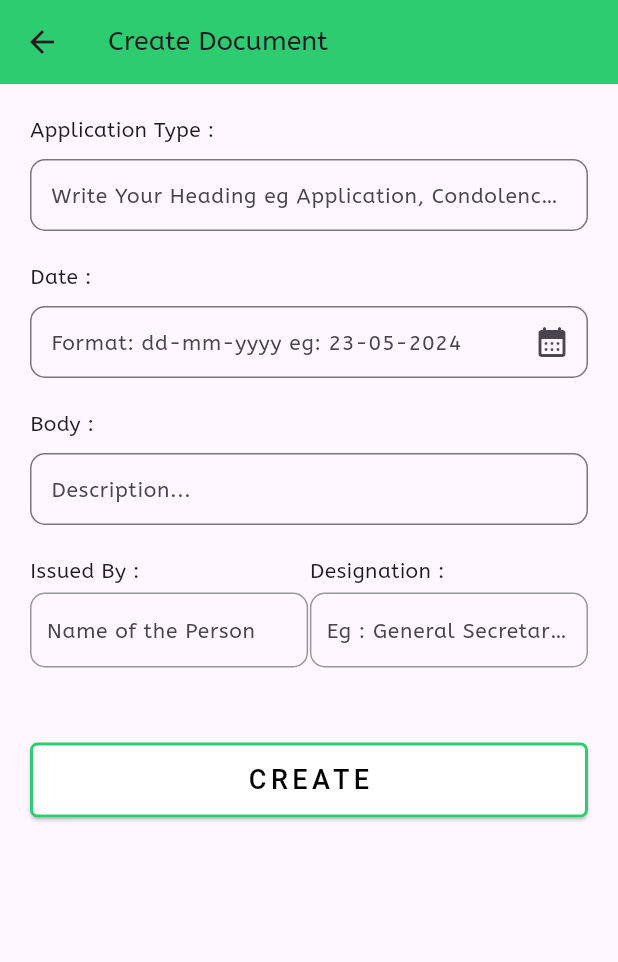
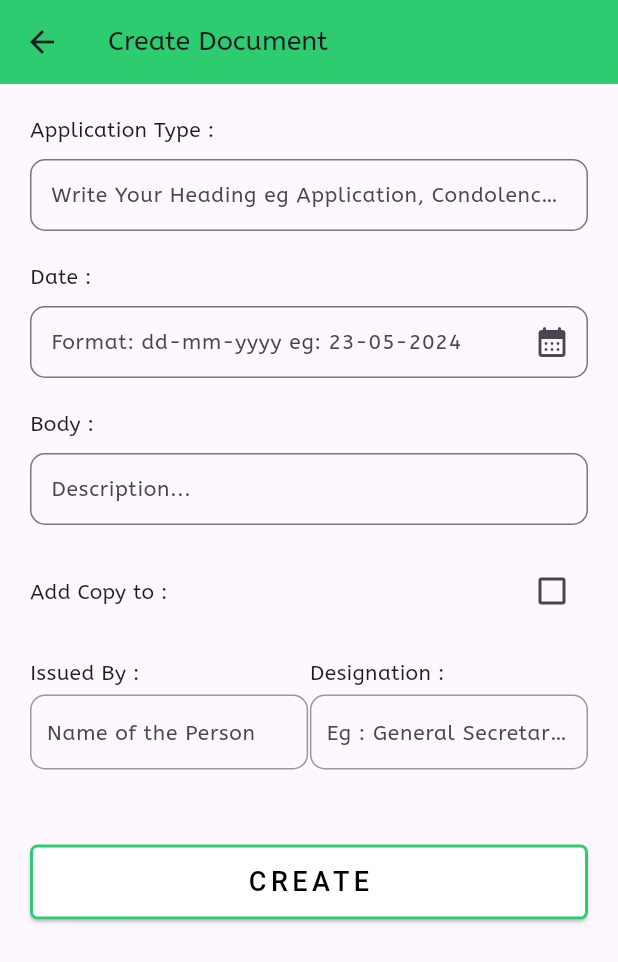
Before and after one commit to rohitrai003/mks_app, a Flutter app: the CreateDocScreen screen opened directly, after a tap on "CREATE", on a phone screen of 412 x 824 dp. Shown: the top 962 px of the screen. Run offline on Flutter 3.47's test engine with Material 3 defaults, Android fonts, the phone set to English and light mode, and no system bars; our stand-ins replace open_file, pdf.

Commit message:
changed the minsdk and also add copyto feature

```diff
--- a/lib/src/view/createDocScreen.dart
+++ b/lib/src/view/createDocScreen.dart
@@ -5,25 +5,46 @@ import 'package:mks_app/src/controller/createPdf.dart';
 import 'package:mks_app/src/widgets/customTextInput.dart';
 
 // ignore: must_be_immutable
-class CreateDocScreen extends StatelessWidget {
+class CreateDocScreen extends StatefulWidget {
   final String? t;
+  final bool customTitle;
   final String appbartitle;
-  CreateDocScreen({super.key, required this.t, required this.appbartitle});
+  CreateDocScreen(
+      {super.key,
+      required this.t,
+      required this.appbartitle,
+      required this.customTitle});
 
-  late TextEditingController title;
+  @override
+  State<CreateDocScreen> createState() => _CreateDocScreenState();
+}
+
+class _CreateDocScreenState extends State<CreateDocScreen> {
+  TextEditingController title = TextEditingController();
   TextEditingController date = TextEditingController();
   TextEditingController body = TextEditingController();
+  TextEditingController copyTo = TextEditingController();
   TextEditingController issuedPersonName = TextEditingController();
   TextEditingController issuedPersonDesignation = TextEditingController();
 
+  bool addCopyTo = false;
+  List<Widget> items = [
+    CustomTextInput(
+        hintText: "Eg: President MKS for kind version",
+        title: "",
+        controller: TextEditingController(),
+        isDate: false,
+        isBody: true,
+        textInputType: TextInputType.text),
+  ];
+
   @override
   Widget build(BuildContext context) {
-    title = TextEditingController(text: t);
     return Scaffold(
       appBar: AppBar(
         backgroundColor: green,
         title: Text(
-          appbartitle,
+          widget.appbartitle,
           style: primaryStyle,
         ),
       ),
@@ -36,7 +57,7 @@ class CreateDocScreen extends StatelessWidget {
           child: Column(
             crossAxisAlignment: CrossAxisAlignment.start,
             children: [
-              title.text.isEmpty
+              widget.customTitle == true
                   ? CustomTextInput(
                       hintText:
                           "Write Your Heading eg Application, Condolence,etc",
@@ -62,6 +83,26 @@ class CreateDocScreen extends StatelessWidget {
                 textInputType: TextInputType.multiline,
                 isDate: false,
                 isBody: true,
+              ),
+              Row(
+                mainAxisAlignment: MainAxisAlignment.spaceBetween,
+                children: [
+                  Text(
+                    "Add Copy to : ",
+                    style: secondaryStyle,
+                  ),
+                  Checkbox(
+                    value: addCopyTo,
+                    onChanged: (value) {
+                      setState(() {
+                        addCopyTo = !addCopyTo;
+                      });
+                    },
+                  ),
+                ],
+              ),
+              const SizedBox(
+                height: 20,
               ),
               Row(
                 mainAxisAlignment: MainAxisAlignment.spaceBetween,
@@ -130,12 +171,21 @@ class CreateDocScreen extends StatelessWidget {
               Center(
                   child: ElevatedButton(
                       onPressed: () {
-                        createPDF(
-                            title.text,
-                            date.text,
-                            body.text,
-                            issuedPersonName.text,
-                            issuedPersonDesignation.text);
+                        widget.customTitle == true
+                            ? createPDF(
+                                title.text,
+                                date.text,
+                                body.text,
+                                issuedPersonName.text,
+                                issuedPersonDesignation.text,
+                                addCopyTo)
+                            : createPDF(
+                                widget.appbartitle,
+                                date.text,
+                                body.text,
+                                issuedPersonName.text,
+                                issuedPersonDesignation.text,
+                                addCopyTo);
                       },
                       style: ElevatedButton.styleFrom(
                           fixedSize:
--- a/lib/src/view/homeScreen.dart
+++ b/lib/src/view/homeScreen.dart
@@ -172,6 +172,7 @@ class _HomeScreenState extends State<HomeScreen> {
                   builder: (context) => CreateDocScreen(
                     appbartitle: "Create Document",
                     t: null,
+                    customTitle: true,
                   ),
                 ));
           },
--- a/lib/src/widgets/customOptionButton.dart
+++ b/lib/src/widgets/customOptionButton.dart
@@ -11,6 +11,7 @@ customOptionButton(String icon, String title, BuildContext context) {
             builder: (context) => CreateDocScreen(
               appbartitle: title,
               t: title,
+              customTitle: false,
             ),
           ));
     },
--- a/lib/src/widgets/customTextInput.dart
+++ b/lib/src/widgets/customTextInput.dart
@@ -53,6 +53,7 @@ class _CustomTextInputState extends State<CustomTextInput> {
           maxLines: widget.isBody == false ? 1 : 8,
           controller: widget.controller,
           keyboardType: widget.textInputType,
+          style: secondaryStyle,
           // textInputAction: widget.isBody == false
           //     ? TextInputAction.done
           //     : TextInputAction.newline,
```
Also changed, not shown: lib/src/controller/createPdf.dart (+46 -6 lines), pubspec.yaml (+19 -0 lines), assets/app_logo.png (added), pubspec.lock, 44 other files.
